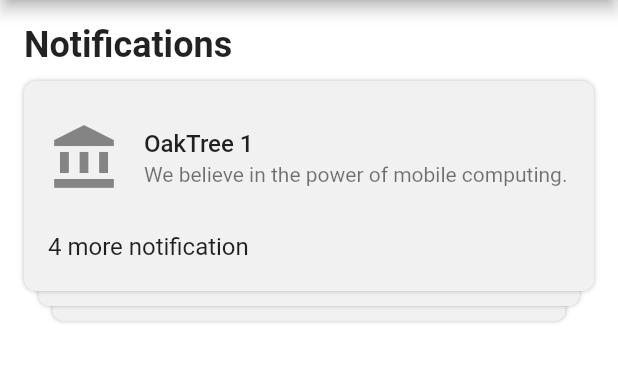
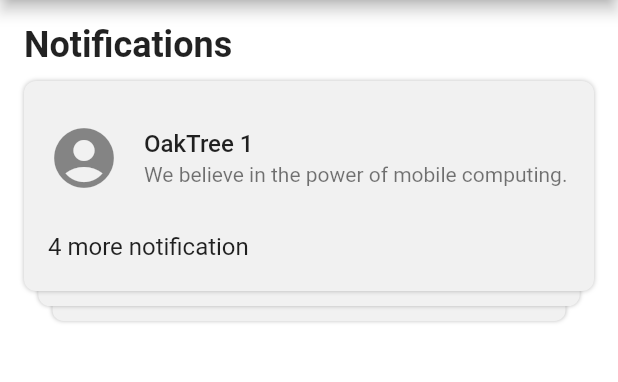
Before and after one commit to oaktreeapps/stacked_notification_cards, a Flutter app: the screen it shows after launch, on a phone screen of 412 x 824 dp, the part 84-466 px from its top. Run offline on Flutter 3.47's test engine with Material 2 defaults, Android fonts, the phone set to English and light mode, and no system bars; drawn by our look-alikes of flutter_slidable.

Commit message:
revert back sample

```diff
--- a/example/lib/main.dart
+++ b/example/lib/main.dart
@@ -28,7 +28,7 @@ class _MyHomePageState extends State<MyHomePage> {
     NotificationCard(
       date: DateTime.now(),
       leading: Icon(
-        Icons.account_balance,
+        Icons.account_circle,
         size: 48,
       ),
       title: 'OakTree 1',
@@ -39,7 +39,7 @@ class _MyHomePageState extends State<MyHomePage> {
         const Duration(minutes: 4),
       ),
       leading: Icon(
-        Icons.account_box_outlined,
+        Icons.account_circle,
         size: 48,
       ),
       title: 'OakTree 2',
@@ -50,7 +50,7 @@ class _MyHomePageState extends State<MyHomePage> {
         const Duration(minutes: 10),
       ),
       leading: Icon(
-        Icons.access_time_filled_sharp,
+        Icons.account_circle,
         size: 48,
       ),
       title: 'OakTree 3',
@@ -61,7 +61,7 @@ class _MyHomePageState extends State<MyHomePage> {
         const Duration(minutes: 30),
       ),
       leading: Icon(
-        Icons.access_alarm_rounded,
+        Icons.account_circle,
         size: 48,
       ),
       title: 'OakTree 4',
@@ -72,7 +72,7 @@ class _MyHomePageState extends State<MyHomePage> {
         const Duration(minutes: 44),
       ),
       leading: Icon(
-        Icons.ac_unit,
+        Icons.account_circle,
         size: 48,
       ),
       title: 'OakTree 5',
```
